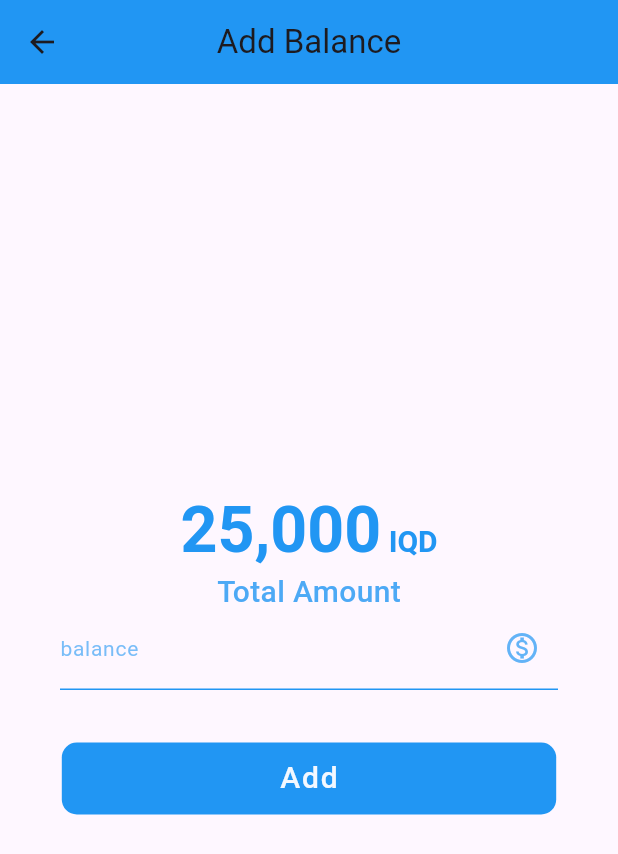
After one commit to e7san99/wallet, a Flutter app: the screen it shows after launch, after a tap on "ADD BALANCE", on a phone screen of 412 x 824 dp. The commit adds this screen. Shown: the top 854 px of the screen. Run offline on Flutter 3.47's test engine with Material 3 defaults, Android fonts, the phone set to English and light mode, and no system bars; our stand-ins replace mask_text_input_formatter, shimmer; Roboto replaces fonts that are missing (lato).

Commit message:
(add Balance UI done) (Navigator to AddPage from HomePage)

```diff
--- a/lib/main.dart
+++ b/lib/main.dart
@@ -1,7 +1,6 @@
 import 'package:flutter/material.dart';
+import 'package:wallet/screen/gridView/add_balance.dart';
 import 'package:wallet/screen/home.dart';
-import 'package:wallet/screen/register/signin.dart';
-import 'package:wallet/screen/register/signup.dart';
 
 void main() {
   runApp(const MyApp());
--- /dev/null
+++ b/lib/screen/gridView/add_balance.dart
@@ -0,0 +1,98 @@
+import 'package:flutter/material.dart';
+import 'package:flutter/services.dart';
+import 'package:wallet/components/reusable/button.dart';
+import 'package:wallet/components/reusable/textfield.dart';
+import 'package:wallet/components/theme/theme.dart';
+
+class AddBalancePage extends StatefulWidget {
+  const AddBalancePage({super.key});
+
+  @override
+  State<AddBalancePage> createState() => _AddBalancePageState();
+}
+
+class _AddBalancePageState extends State<AddBalancePage> {
+  final formKey = GlobalKey<FormState>();
+  String? balance;
+  @override
+  Widget build(BuildContext context) {
+    return Scaffold(
+      appBar: AppBar(
+        title: const Text('Add Balance'),
+        centerTitle: true,
+        backgroundColor: backgroundColor,
+      ),
+      body: Center(
+        child: Column(
+          mainAxisAlignment: MainAxisAlignment.center,
+          children: [
+            RichText(
+              text: TextSpan(
+                text: '25,000', //provider!.balance.toString()
+                style: TextStyle(
+                  color: backgroundColor,
+                  fontSize: 43,
+                  fontWeight: FontWeight.w600,
+                  height: 0.9,
+                ),
+                children: <TextSpan>[
+                  TextSpan(
+                      text: ' IQD',
+                      style: TextStyle(fontSize: 20, color: backgroundColor)),
+                ],
+              ),
+            ),
+            const SizedBox(
+              height: 8,
+            ),
+            Text(
+              'Total Amount',
+              style: TextStyle(
+                color: backgroundColor.withOpacity(0.8),
+                fontSize: 20,
+                fontWeight: FontWeight.w500,
+                height: 1,
+              ),
+            ),
+            OwnTextFormField(
+              label: 'balance',
+              keyboardType: TextInputType.phone,
+              isNumber: <TextInputFormatter>[
+                FilteringTextInputFormatter.digitsOnly,
+              ],
+              icon: Icons.monetization_on_outlined,
+              onSaved: (value) {
+                setState(() {
+                  balance = value;
+                });
+              },
+              validator: (value) {
+                if (value!.isEmpty) {
+                  return 'Enter a balance';
+                }
+                return null;
+              },
+            ),
+            const SizedBox(
+              height: 10,
+            ),
+            OwnButton(
+              textButton: Text(
+                'Add',
+                style: TextStyle(
+                  color: foregroundColor,
+                  fontSize: 20,
+                  fontFamily: 'lato',
+                  letterSpacing: 1.2,
+                ),
+              ),
+              onPressed: () {},
+              backgroundColor: backgroundColor,
+              foregroundColor: foregroundColor,
+            ),
+          ],
+        ),
+      ),
+    );
+  }
+}
--- a/lib/screen/home.dart
+++ b/lib/screen/home.dart
@@ -1,6 +1,7 @@
 import 'package:flutter/material.dart';
 import 'package:wallet/components/reusable/shimmer.dart';
 import 'package:wallet/components/theme/theme.dart';
+import 'package:wallet/screen/gridView/add_balance.dart';
 
 class HomePage extends StatefulWidget {
   const HomePage({super.key});
@@ -11,7 +12,7 @@ class HomePage extends StatefulWidget {
 
 class _HomePageState extends State<HomePage> {
   List<String> titles = [
-    'ADD MONEY',
+    'ADD BALANCE',
     'SEND',
     'WITHDRAW',
     'PAYMENT',
@@ -74,6 +75,21 @@ class _HomePageState extends State<HomePage> {
 
   @override
   Widget build(BuildContext context) {
+
+    List<void Function()?> onTap = [
+      () {
+        Navigator.push(
+          context,
+          MaterialPageRoute(
+            builder: (context) => const AddBalancePage(),
+          ),
+        );
+      },
+      () {},
+      () {},
+      () {},
+    ];
+
     return Scaffold(
       //backgroundColor: Colors.grey[800],
       appBar: AppBar(
@@ -94,7 +110,7 @@ class _HomePageState extends State<HomePage> {
           mainAxisAlignment: MainAxisAlignment.start,
           children: [
             walletContainer(),
-            gridView(),
+            gridView(onTap: onTap),
             textTransaction(),
             userTransaction(),
           ],
@@ -183,7 +199,7 @@ class _HomePageState extends State<HomePage> {
     );
   }
 
-  GridView gridView() {
+  GridView gridView({required List<Function()?> onTap}) {
     return GridView.builder(
       shrinkWrap: true,
       itemCount: 4,
@@ -196,9 +212,7 @@ class _HomePageState extends State<HomePage> {
       ),
       itemBuilder: (context, index) {
         return GestureDetector(
-          onTap: () {
-            print(titles[index]);
-          },
+          onTap: onTap[index],
           child: Container(
             height: 100,
             decoration: BoxDecoration(
--- a/lib/screen/register/signin.dart
+++ b/lib/screen/register/signin.dart
@@ -45,7 +45,7 @@ class _SigninPageState extends State<SigninPage> {
             ),
             Center(
               child: Text(
-                'Iraq Auto',
+                'BluePay',
                 style: TextStyle(
                   color: foregroundColor,
                   fontFamily: 'title',
--- a/lib/screen/register/signup.dart
+++ b/lib/screen/register/signup.dart
@@ -45,7 +45,7 @@ class _SignupPageState extends State<SignupPage> {
               ),
               Center(
                 child: Text(
-                  'Iraq Auto',
+                  'BluePay',
                   style: TextStyle(
                     color: foregroundColor,
                     fontFamily: 'title',
@@ -212,3 +212,21 @@ class _SignupPageState extends State<SignupPage> {
     );
   }
 }
+/*
+
+Email Validator
+
+                  validator: (value) {
+                    const pattern =
+                        r'(^[a-zA-Z0-9_.+-]+@[a-zA-Z0-9-]+\.[a-zA-Z0-9-.]+$)';
+                    final regExp = RegExp(pattern);
+                    if (value!.isEmpty) {
+                      return 'Enter an email';
+                    } else if (!regExp.hasMatch(value)) {
+                      return 'Enter a valid email';
+                    } else {
+                      return null;
+                    }
+                  },
+
+*/
```
Also changed, not shown: lib/screen/gridView/payment.dart (added), lib/screen/gridView/send_balance.dart (added), lib/screen/gridView/withdraw.dart (added).
